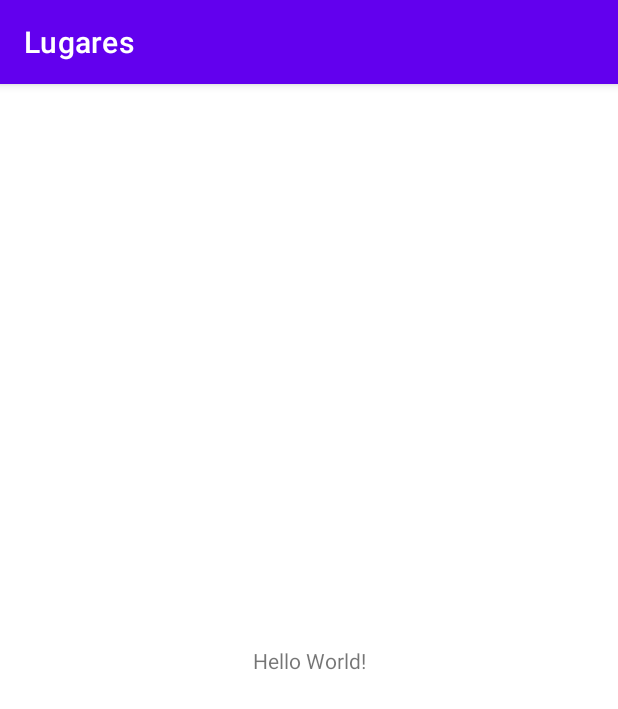
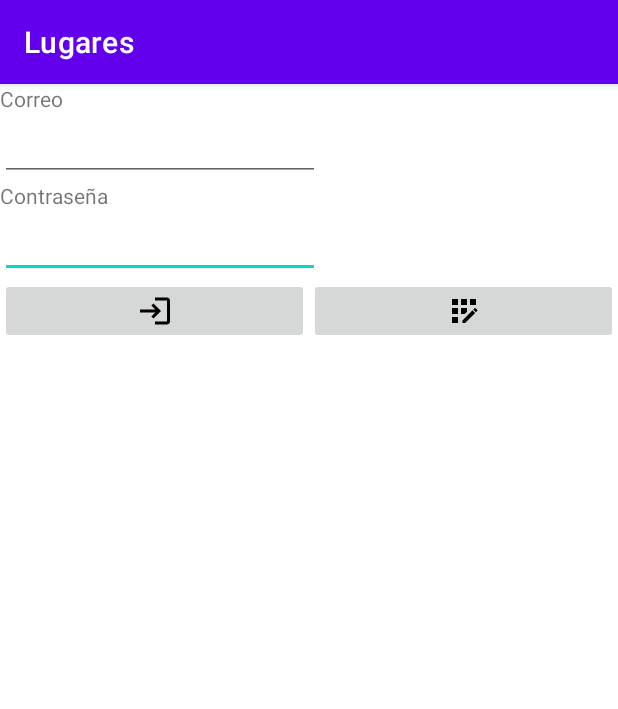
Before and after one commit to lsalazar-cr/Lugares, an Android app: the screen it shows after launch (MainActivity), on a phone screen of 412 x 824 dp. Shown: the top 709 px of the screen. Run offline under Robolectric (Android 15) with nearby library versions, the phone set to English and light mode, and no system bars.

Commit message:
Pruebas de Botones

```diff
--- a/app/src/main/res/layout/activity_main.xml
+++ b/app/src/main/res/layout/activity_main.xml
@@ -6,13 +6,60 @@
     android:layout_height="match_parent"
     tools:context=".MainActivity">
 
-    <TextView
+    <EditText
+        android:id="@+id/et_clave"
         android:layout_width="wrap_content"
         android:layout_height="wrap_content"
-        android:text="Hello World!"
-        app:layout_constraintBottom_toBottomOf="parent"
-        app:layout_constraintEnd_toEndOf="parent"
-        app:layout_constraintStart_toStartOf="parent"
-        app:layout_constraintTop_toTopOf="parent" />
+        android:ems="10"
+        android:inputType="textPassword"
+        app:layout_constraintTop_toBottomOf="@+id/textView2"
+        tools:layout_editor_absoluteX="50dp" />
+
+    <TextView
+        android:id="@+id/textView"
+        android:layout_width="wrap_content"
+        android:layout_height="wrap_content"
+        android:text="Correo"
+        tools:layout_editor_absoluteX="48dp"
+        tools:layout_editor_absoluteY="43dp" />
+
+    <EditText
+        android:id="@+id/et_mail"
+        android:layout_width="wrap_content"
+        android:layout_height="wrap_content"
+        android:ems="10"
+        android:inputType="textEmailAddress"
+        app:layout_constraintTop_toBottomOf="@+id/textView"
+        tools:layout_editor_absoluteX="51dp" />
+
+    <TextView
+        android:id="@+id/textView2"
+        android:layout_width="wrap_content"
+        android:layout_height="wrap_content"
+        android:text="Contraseña"
+        app:layout_constraintTop_toBottomOf="@+id/et_mail"
+        tools:layout_editor_absoluteX="49dp" />
+
+    <LinearLayout
+        android:layout_width="match_parent"
+        android:layout_height="149dp"
+        android:orientation="horizontal"
+        app:layout_constraintTop_toBottomOf="@+id/et_clave"
+        tools:layout_editor_absoluteX="29dp">
+
+        <ImageButton
+            android:id="@+id/bt_login"
+            android:layout_width="wrap_content"
+            android:layout_height="wrap_content"
+            android:layout_weight="1"
+            app:srcCompat="@drawable/ic_login" />
+
+        <ImageButton
+            android:id="@+id/bt_register"
+            android:layout_width="wrap_content"
+            android:layout_height="wrap_content"
+            android:layout_weight="1"
+            app:srcCompat="@drawable/ic_registration" />
+    </LinearLayout>
 
 </androidx.constraintlayout.widget.ConstraintLayout>
```
